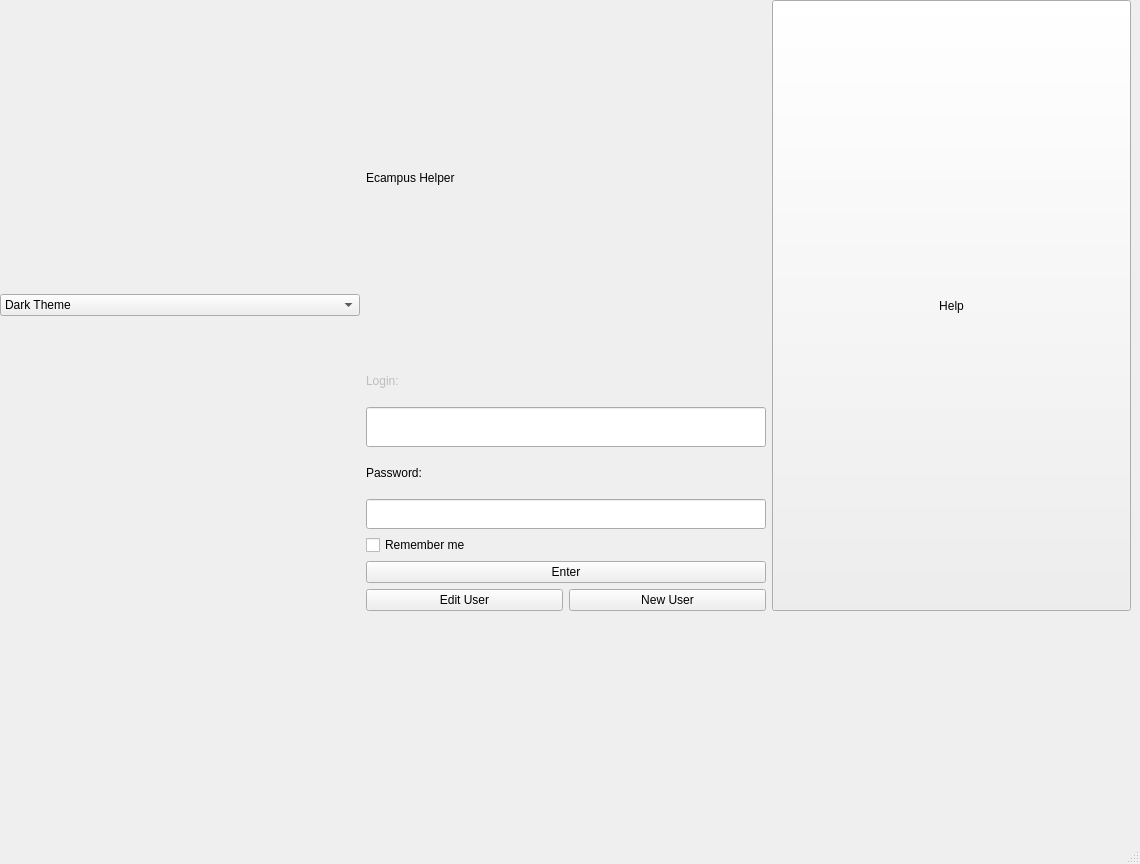
This is main/main.ui in Demonim/Simargl-Study-Project as Qt 5 draws it before an edit. The edited form follows.
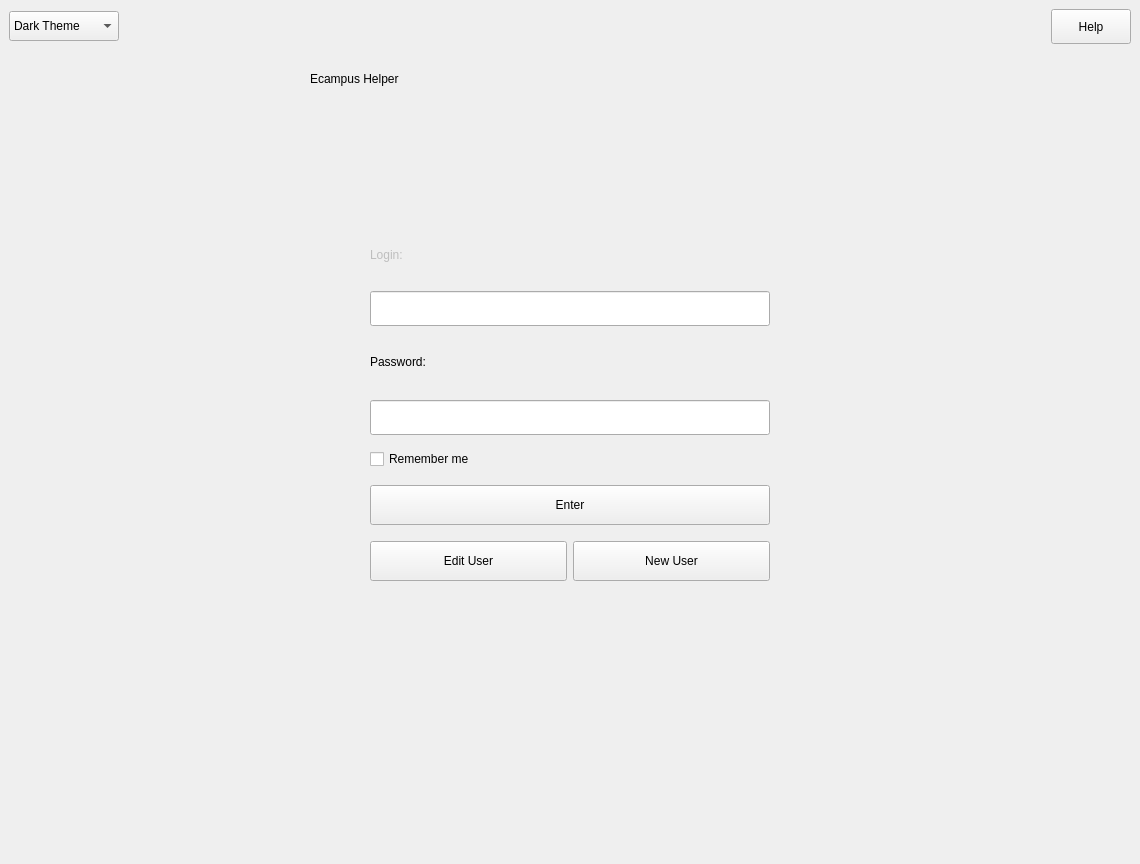
This is the edited form.

Patch:
```diff
--- a/main/main.ui
+++ b/main/main.ui
@@ -32,18 +32,34 @@
    <property name="styleSheet">
     <string notr="true"/>
    </property>
-   <widget class="QWidget" name="">
-    <property name="geometry">
-     <rect>
-      <x>0</x>
-      <y>0</y>
-      <width>1131</width>
-      <height>611</height>
-     </rect>
-    </property>
-    <layout class="QHBoxLayout" name="horizontalLayout_2">
+   <layout class="QVBoxLayout" name="verticalLayout_4">
+    <item>
+     <layout class="QHBoxLayout" name="horizontalLayout">
+      <item>
+       <layout class="QVBoxLayout" name="verticalLayout">
+        <property name="spacing">
+         <number>0</number>
+        </property>
+        <property name="leftMargin">
+         <number>0</number>
+        </property>
+        <property name="bottomMargin">
+         <number>0</number>
+        </property>
      <item>
       <widget class="QComboBox" name="ThemeBox">
+          <property name="sizePolicy">
+           <sizepolicy hsizetype="Fixed" vsizetype="Fixed">
+            <horstretch>0</horstretch>
+            <verstretch>0</verstretch>
+           </sizepolicy>
+          </property>
+          <property name="minimumSize">
+           <size>
+            <width>110</width>
+            <height>30</height>
+           </size>
+          </property>
        <property name="styleSheet">
         <string notr="true"/>
        </property>
@@ -60,15 +76,167 @@
       </widget>
      </item>
      <item>
-      <layout class="QVBoxLayout" name="verticalLayout">
+         <spacer name="verticalSpacer_9">
+          <property name="orientation">
+           <enum>Qt::Vertical</enum>
+          </property>
+          <property name="sizeType">
+           <enum>QSizePolicy::Maximum</enum>
+          </property>
+          <property name="sizeHint" stdset="0">
+           <size>
+            <width>20</width>
+            <height>105</height>
+           </size>
+          </property>
+         </spacer>
+        </item>
+       </layout>
+      </item>
+      <item>
+       <spacer name="horizontalSpacer_4">
+        <property name="orientation">
+         <enum>Qt::Horizontal</enum>
+        </property>
+        <property name="sizeType">
+         <enum>QSizePolicy::Expanding</enum>
+        </property>
+        <property name="sizeHint" stdset="0">
+         <size>
+          <width>110</width>
+          <height>20</height>
+         </size>
+        </property>
+       </spacer>
+      </item>
        <item>
         <widget class="QLabel" name="Ecampus">
+        <property name="sizePolicy">
+         <sizepolicy hsizetype="Preferred" vsizetype="Preferred">
+          <horstretch>0</horstretch>
+          <verstretch>0</verstretch>
+         </sizepolicy>
+        </property>
+        <property name="minimumSize">
+         <size>
+          <width>550</width>
+          <height>140</height>
+         </size>
+        </property>
+        <property name="maximumSize">
+         <size>
+          <width>520</width>
+          <height>16777215</height>
+         </size>
+        </property>
          <property name="text">
           <string>Ecampus Helper</string>
          </property>
         </widget>
        </item>
        <item>
+       <spacer name="horizontalSpacer_3">
+        <property name="orientation">
+         <enum>Qt::Horizontal</enum>
+        </property>
+        <property name="sizeHint" stdset="0">
+         <size>
+          <width>40</width>
+          <height>20</height>
+         </size>
+        </property>
+       </spacer>
+      </item>
+      <item>
+       <layout class="QVBoxLayout" name="verticalLayout_3">
+        <property name="rightMargin">
+         <number>0</number>
+        </property>
+        <property name="bottomMargin">
+         <number>0</number>
+        </property>
+        <item>
+         <widget class="QPushButton" name="Help">
+          <property name="sizePolicy">
+           <sizepolicy hsizetype="Minimum" vsizetype="Minimum">
+            <horstretch>0</horstretch>
+            <verstretch>0</verstretch>
+           </sizepolicy>
+          </property>
+          <property name="minimumSize">
+           <size>
+            <width>70</width>
+            <height>30</height>
+           </size>
+          </property>
+          <property name="styleSheet">
+           <string notr="true"/>
+          </property>
+          <property name="text">
+           <string>Help</string>
+          </property>
+         </widget>
+        </item>
+        <item>
+         <spacer name="verticalSpacer_8">
+          <property name="orientation">
+           <enum>Qt::Vertical</enum>
+          </property>
+          <property name="sizeType">
+           <enum>QSizePolicy::Preferred</enum>
+          </property>
+          <property name="sizeHint" stdset="0">
+           <size>
+            <width>20</width>
+            <height>105</height>
+           </size>
+          </property>
+         </spacer>
+        </item>
+       </layout>
+      </item>
+     </layout>
+    </item>
+    <item>
+     <layout class="QHBoxLayout" name="horizontalLayout_2">
+      <item>
+       <spacer name="horizontalSpacer">
+        <property name="orientation">
+         <enum>Qt::Horizontal</enum>
+        </property>
+        <property name="sizeType">
+         <enum>QSizePolicy::Expanding</enum>
+        </property>
+        <property name="sizeHint" stdset="0">
+         <size>
+          <width>370</width>
+          <height>20</height>
+         </size>
+        </property>
+       </spacer>
+      </item>
+      <item>
+       <layout class="QVBoxLayout" name="verticalLayout_2">
+        <property name="topMargin">
+         <number>0</number>
+        </property>
+        <item>
+         <spacer name="verticalSpacer">
+          <property name="orientation">
+           <enum>Qt::Vertical</enum>
+          </property>
+          <property name="sizeType">
+           <enum>QSizePolicy::Minimum</enum>
+          </property>
+          <property name="sizeHint" stdset="0">
+           <size>
+            <width>20</width>
+            <height>80</height>
+           </size>
+          </property>
+         </spacer>
+        </item>
+        <item>
         <widget class="QLabel" name="Login">
          <property name="enabled">
           <bool>false</bool>
@@ -79,6 +247,12 @@
            <verstretch>0</verstretch>
           </sizepolicy>
          </property>
+          <property name="minimumSize">
+           <size>
+            <width>120</width>
+            <height>40</height>
+           </size>
+          </property>
          <property name="maximumSize">
           <size>
            <width>120</width>
@@ -93,8 +267,30 @@
          </property>
         </widget>
        </item>
+        <item>
+         <spacer name="horizontalSpacer_5">
+          <property name="orientation">
+           <enum>Qt::Vertical</enum>
+          </property>
+          <property name="sizeType">
+           <enum>QSizePolicy::Minimum</enum>
+          </property>
+          <property name="sizeHint" stdset="0">
+           <size>
+            <width>20</width>
+            <height>10</height>
+           </size>
+          </property>
+         </spacer>
+        </item>
        <item>
         <widget class="QLineEdit" name="LoginLine">
+          <property name="minimumSize">
+           <size>
+            <width>400</width>
+            <height>35</height>
+           </size>
+          </property>
          <property name="maximumSize">
           <size>
            <width>400</width>
@@ -106,8 +302,30 @@
          </property>
         </widget>
        </item>
+        <item>
+         <spacer name="verticalSpacer_3">
+          <property name="orientation">
+           <enum>Qt::Vertical</enum>
+          </property>
+          <property name="sizeType">
+           <enum>QSizePolicy::Maximum</enum>
+          </property>
+          <property name="sizeHint" stdset="0">
+           <size>
+            <width>20</width>
+            <height>10</height>
+           </size>
+          </property>
+         </spacer>
+        </item>
        <item>
         <widget class="QLabel" name="Password">
+          <property name="minimumSize">
+           <size>
+            <width>200</width>
+            <height>40</height>
+           </size>
+          </property>
          <property name="maximumSize">
           <size>
            <width>200</width>
@@ -122,8 +340,30 @@
          </property>
         </widget>
        </item>
+        <item>
+         <spacer name="verticalSpacer_4">
+          <property name="orientation">
+           <enum>Qt::Vertical</enum>
+          </property>
+          <property name="sizeType">
+           <enum>QSizePolicy::Maximum</enum>
+          </property>
+          <property name="sizeHint" stdset="0">
+           <size>
+            <width>20</width>
+            <height>10</height>
+           </size>
+          </property>
+         </spacer>
+        </item>
        <item>
         <widget class="QLineEdit" name="PasswordLine">
+          <property name="minimumSize">
+           <size>
+            <width>400</width>
+            <height>35</height>
+           </size>
+          </property>
          <property name="maximumSize">
           <size>
            <width>400</width>
@@ -135,8 +375,30 @@
          </property>
         </widget>
        </item>
+        <item>
+         <spacer name="verticalSpacer_5">
+          <property name="orientation">
+           <enum>Qt::Vertical</enum>
+          </property>
+          <property name="sizeType">
+           <enum>QSizePolicy::Maximum</enum>
+          </property>
+          <property name="sizeHint" stdset="0">
+           <size>
+            <width>20</width>
+            <height>10</height>
+           </size>
+          </property>
+         </spacer>
+        </item>
        <item>
         <widget class="QCheckBox" name="CheckBox_1">
+          <property name="minimumSize">
+           <size>
+            <width>170</width>
+            <height>20</height>
+           </size>
+          </property>
          <property name="maximumSize">
           <size>
            <width>170</width>
@@ -151,17 +413,61 @@
          </property>
         </widget>
        </item>
+        <item>
+         <spacer name="verticalSpacer_6">
+          <property name="orientation">
+           <enum>Qt::Vertical</enum>
+          </property>
+          <property name="sizeType">
+           <enum>QSizePolicy::Preferred</enum>
+          </property>
+          <property name="sizeHint" stdset="0">
+           <size>
+            <width>20</width>
+            <height>10</height>
+           </size>
+          </property>
+         </spacer>
+        </item>
        <item>
         <widget class="QPushButton" name="Enter">
+          <property name="minimumSize">
+           <size>
+            <width>370</width>
+            <height>40</height>
+           </size>
+          </property>
          <property name="text">
           <string>Enter</string>
          </property>
         </widget>
        </item>
        <item>
-        <layout class="QHBoxLayout" name="horizontalLayout">
+         <spacer name="verticalSpacer_7">
+          <property name="orientation">
+           <enum>Qt::Vertical</enum>
+          </property>
+          <property name="sizeType">
+           <enum>QSizePolicy::Maximum</enum>
+          </property>
+          <property name="sizeHint" stdset="0">
+           <size>
+            <width>20</width>
+            <height>10</height>
+           </size>
+          </property>
+         </spacer>
+        </item>
+        <item>
+         <layout class="QHBoxLayout" name="horizontalLayout_4">
          <item>
           <widget class="QPushButton" name="EditUser">
+            <property name="minimumSize">
+             <size>
+              <width>180</width>
+              <height>40</height>
+             </size>
+            </property>
            <property name="styleSheet">
             <string notr="true"/>
            </property>
@@ -172,6 +478,12 @@
          </item>
          <item>
           <widget class="QPushButton" name="NewUser">
+            <property name="minimumSize">
+             <size>
+              <width>180</width>
+              <height>40</height>
+             </size>
+            </property>
            <property name="styleSheet">
             <string notr="true"/>
            </property>
@@ -182,38 +494,41 @@
          </item>
         </layout>
        </item>
+        <item>
+         <spacer name="verticalSpacer_2">
+          <property name="orientation">
+           <enum>Qt::Vertical</enum>
+          </property>
+          <property name="sizeHint" stdset="0">
+           <size>
+            <width>20</width>
+            <height>50</height>
+           </size>
+          </property>
+         </spacer>
+        </item>
       </layout>
      </item>
      <item>
-      <widget class="QPushButton" name="Help">
-       <property name="sizePolicy">
-        <sizepolicy hsizetype="Minimum" vsizetype="Minimum">
-         <horstretch>0</horstretch>
-         <verstretch>0</verstretch>
-        </sizepolicy>
-       </property>
-       <property name="styleSheet">
-        <string notr="true"/>
-       </property>
-       <property name="text">
-        <string>Help</string>
-       </property>
-      </widget>
-     </item>
-    </layout>
-   </widget>
-  </widget>
-  <widget class="QMenuBar" name="menubar">
-   <property name="geometry">
-    <rect>
-     <x>0</x>
-     <y>0</y>
-     <width>1140</width>
-     <height>26</height>
-    </rect>
-   </property>
-  </widget>
-  <widget class="QStatusBar" name="statusbar"/>
+       <spacer name="horizontalSpacer_2">
+        <property name="orientation">
+         <enum>Qt::Horizontal</enum>
+        </property>
+        <property name="sizeType">
+         <enum>QSizePolicy::Expanding</enum>
+        </property>
+        <property name="sizeHint" stdset="0">
+         <size>
+          <width>370</width>
+          <height>20</height>
+         </size>
+        </property>
+       </spacer>
+      </item>
+     </layout>
+    </item>
+   </layout>
+  </widget>
  </widget>
  <resources/>
  <connections/>
```
Lines whose indentation alone changed are shown as unchanged.
